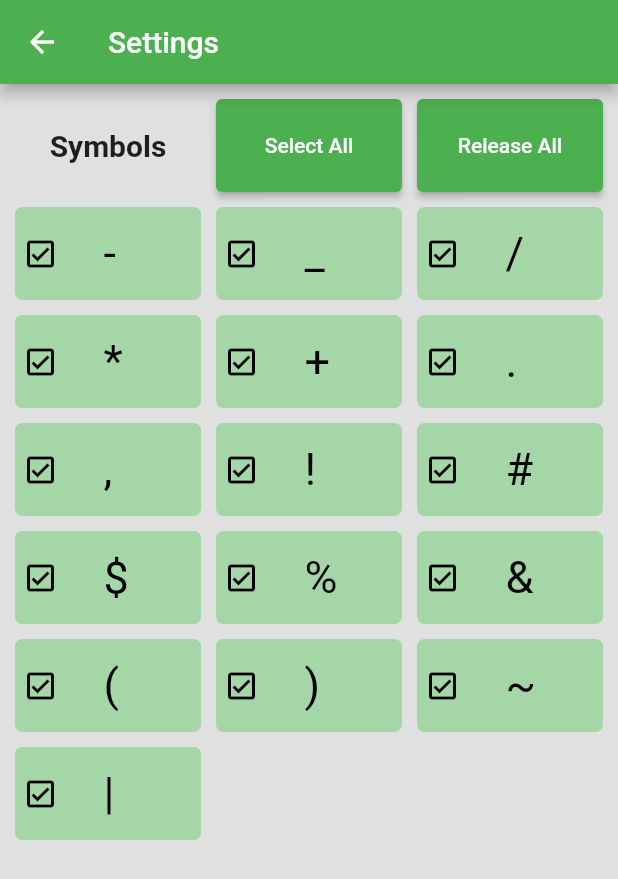
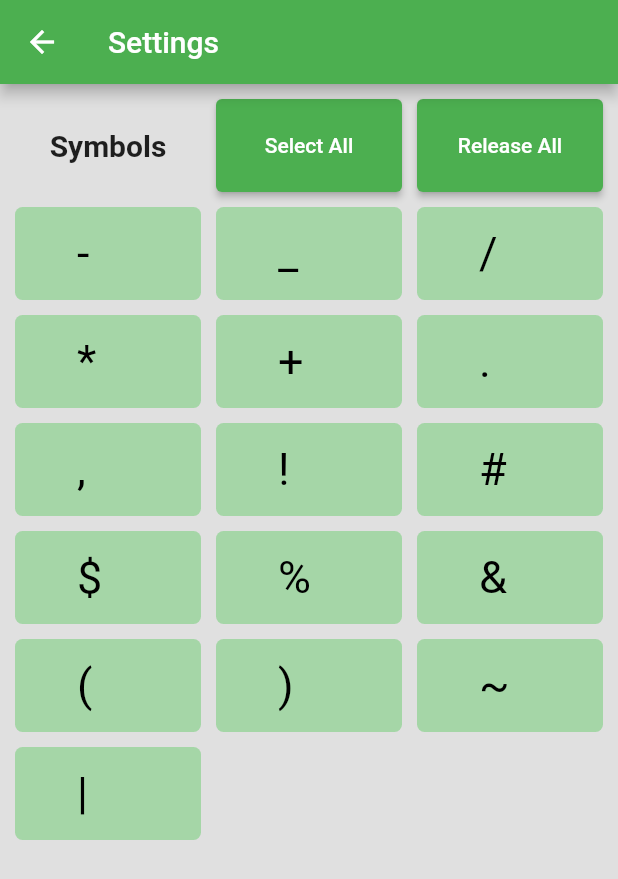
Before and after one commit to zoyspace/flutter_passGeneration, a Flutter app: the SymbolPage screen opened directly, on a phone screen of 412 x 824 dp. Shown: the top 879 px of the screen. Run offline on Flutter 3.47's test engine with Material 2 defaults, Android fonts, the phone set to English and light mode, and no system bars; our stand-ins replace google_mobile_ads, water_drop_nav_bar; missing offline and left inert: app_tracking_transparency; network calls fail.

Commit message:
before riverpod

```diff
--- a/lib/SymbolPage.dart
+++ b/lib/SymbolPage.dart
@@ -104,7 +104,7 @@ class _SymbolPage extends State<SymbolPage> {
                   symbolPrvider.isNotifier = true;
                 },
                 child: Container(
-                    padding: const EdgeInsets.all(5.0),
+                    // padding: const EdgeInsets.all(5.0),
                     decoration: BoxDecoration(
                       color: (symbolMap[key])
                           ? Colors.green.shade200
@@ -114,16 +114,16 @@ class _SymbolPage extends State<SymbolPage> {
                     ),
                     child: Row(
                       children: [
-                        Transform.scale(
-                            scale: 1,
-                            child: (symbolMap[key])
-                                ? const Icon(
-                                    Icons.check_box_outlined,
-                                    color: Colors.black,
-                                  )
-                                : const Icon(
-                                    Icons.check_box_outline_blank_outlined,
-                                    color: Colors.grey)),
+                        // Transform.scale(
+                        //     scale: 1,
+                        //     child: (symbolMap[key])
+                        //         ? const Icon(
+                        //             Icons.check_box_outlined,
+                        //             color: Colors.black,
+                        //           )
+                        //         : const Icon(
+                        //             Icons.check_box_outline_blank_outlined,
+                        //             color: Colors.grey)),
                         Expanded(flex: 1, child: Container()),
                         Expanded(
                             child: Text(
```
Also changed, not shown: lib/main.dart (+3 -7 lines), assets/iPad_home.png (added), assets/iPad_symbol.png (added), assets/iPhone13_home.png (added), assets/iPhone13_symbol.png (added), assets/iPhoneSE_home.png (added), assets/iPhoneSE_symbol.png (added), pubspec.lock, 4 other files.
